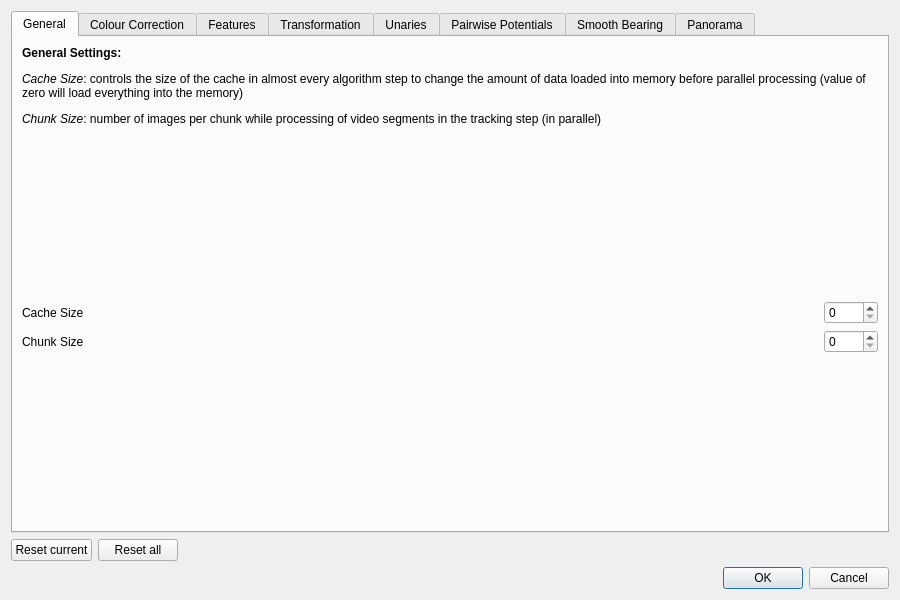
The window that ui/gui/src/preferencesDialog.ui (LarsHaalck/CATER) describes before a commit, drawn with Qt 5.
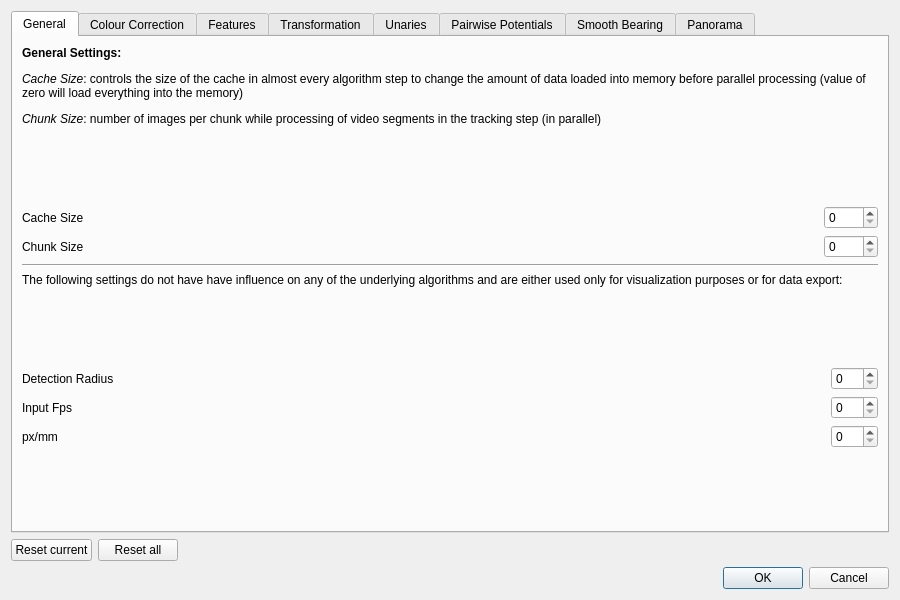
The same window after the commit. The open tabs and pages were chosen to show the change.

Commit message: Add radius, fps, and px/mm to preferences

What changed in the file:
```diff
--- a/ui/gui/src/preferencesDialog.ui
+++ b/ui/gui/src/preferencesDialog.ui
@@ -104,6 +104,94 @@
          </item>
         </layout>
        </item>
+       <item>
+        <widget class="Line" name="line">
+         <property name="orientation">
+          <enum>Qt::Horizontal</enum>
+         </property>
+        </widget>
+       </item>
+       <item>
+        <widget class="QLabel" name="label_27">
+         <property name="text">
+          <string>The following settings do not have have influence on any of the underlying algorithms and are either used only for visualization purposes or for data export:</string>
+         </property>
+         <property name="wordWrap">
+          <bool>true</bool>
+         </property>
+        </widget>
+       </item>
+       <item>
+        <spacer name="verticalSpacer_15">
+         <property name="orientation">
+          <enum>Qt::Vertical</enum>
+         </property>
+         <property name="sizeHint" stdset="0">
+          <size>
+           <width>20</width>
+           <height>40</height>
+          </size>
+         </property>
+        </spacer>
+       </item>
+       <item>
+        <layout class="QGridLayout" name="gridLayout_8">
+         <property name="topMargin">
+          <number>0</number>
+         </property>
+         <item row="0" column="1">
+          <spacer name="horizontalSpacer_6">
+           <property name="orientation">
+            <enum>Qt::Horizontal</enum>
+           </property>
+           <property name="sizeHint" stdset="0">
+            <size>
+             <width>40</width>
+             <height>20</height>
+            </size>
+           </property>
+          </spacer>
+         </item>
+         <item row="1" column="0">
+          <widget class="QLabel" name="label_28">
+           <property name="text">
+            <string>Input Fps</string>
+           </property>
+          </widget>
+         </item>
+         <item row="0" column="0">
+          <widget class="QLabel" name="label_26">
+           <property name="text">
+            <string>Detection Radius</string>
+           </property>
+          </widget>
+         </item>
+         <item row="0" column="2">
+          <widget class="QSpinBox" name="radiusSpin">
+           <property name="maximum">
+            <number>100</number>
+           </property>
+          </widget>
+         </item>
+         <item row="2" column="0">
+          <widget class="QLabel" name="label_29">
+           <property name="text">
+            <string>px/mm</string>
+           </property>
+          </widget>
+         </item>
+         <item row="1" column="2">
+          <widget class="QSpinBox" name="fpsSpin">
+           <property name="maximum">
+            <number>250</number>
+           </property>
+          </widget>
+         </item>
+         <item row="2" column="2">
+          <widget class="QSpinBox" name="pxMmSpin"/>
+         </item>
+        </layout>
+       </item>
        <item>
         <spacer name="verticalSpacer_9">
          <property name="orientation">
```
Left out of the diff: 2 changed lines with no effect on the pictures. The commit also changes 9 other files.
